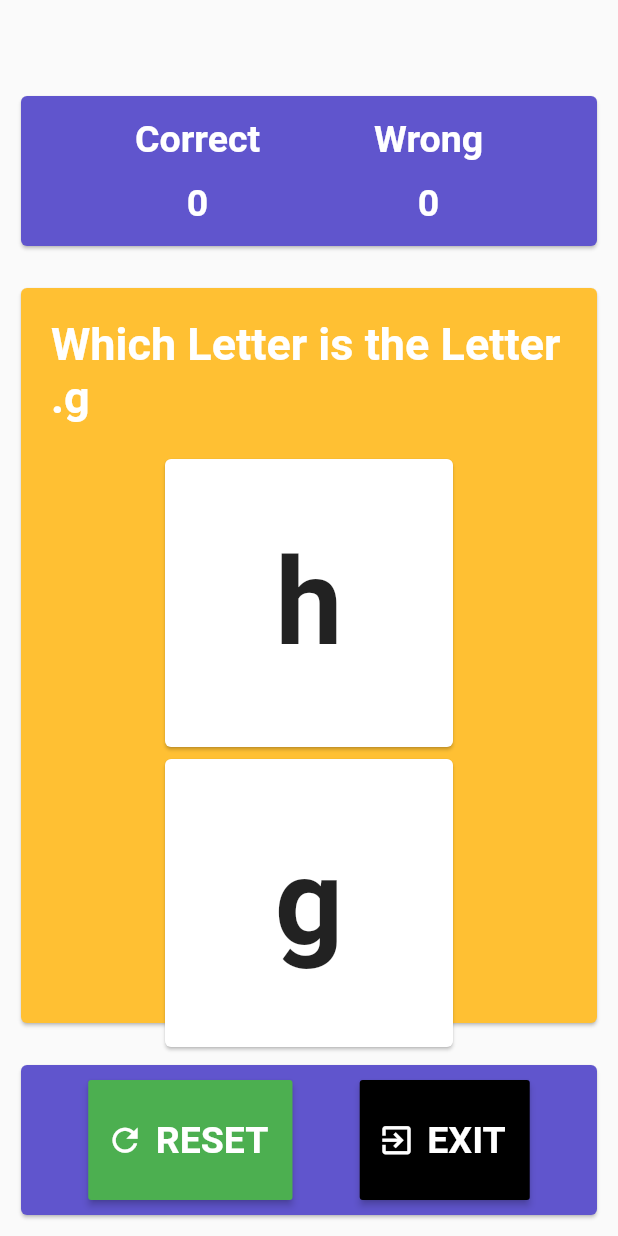
After one commit to achreffaidi/Alz, a Flutter app: the DoubleChoiceGame screen opened directly, after a tap on "Start", on a phone screen of 412 x 824 dp. The commit adds this screen. Run offline on Flutter 3.47's test engine with Material 2 defaults, Android fonts, the light colour scheme and no system bars; our stand-ins replace audioplayers, camera, carousel_pro, carousel_slider, flare_flutter, flutter_image_compress and 5 more; missing offline and left inert: firebase_ml_vision, flutter_camera_ml_vision, flutter_sms, flutter_text_to_speech, timeline_list; accounts and stored records are empty; network calls fail.

Commit message:
add DoubleChoiceGame

```diff
--- /dev/null
+++ b/lib/Game/DoubleChoiceGame/DoubleChoiceGame.dart
@@ -0,0 +1,300 @@
+import 'dart:collection';
+import 'dart:convert';
+
+import 'package:audioplayers/audioplayers.dart';
+import 'package:flutter/material.dart';
+import 'package:toast/toast.dart';
+
+import '../../Constant/Strings.dart';
+import '../../Constant/colors.dart';
+import 'LettersTest.dart';
+import 'Test.dart';
+import 'package:http/http.dart' as http;
+
+
+
+class DoubleChoiceGame extends StatefulWidget {
+  @override
+  _DoubleChoiceGameState createState() => _DoubleChoiceGameState();
+}
+
+class _DoubleChoiceGameState extends State<DoubleChoiceGame> {
+
+  static const int STATE_LOADING = 0 ;
+  static const int STATE_PLAYING = 1 ;
+  int score = 0  ;
+  int state = STATE_LOADING ;
+
+
+  List<Test> tests = new List() ;
+
+
+  Widget content = Container();
+  double CardHeight;
+  int current = 0;
+  int correct = 0, wrong = 0;
+  bool isPaying = false;
+
+  @override
+  void initState() {
+    _loadTests();
+    super.initState();
+  }
+
+
+  @override
+  Widget build(BuildContext context) {
+    CardHeight = MediaQuery.of(context).size.width * 0.8;
+    return Scaffold(
+      body: Container(
+        child: Column(
+          mainAxisSize: MainAxisSize.max,
+          children: <Widget>[
+            Container(
+              height: 50,
+            ),
+            getScoreBar(),
+            getBody(),
+            getFooter()
+          ],
+        ),
+      ),
+    );
+  }
+
+  Widget getBody() {
+    return Expanded(
+      child: Container(
+        margin: EdgeInsets.all(10),
+        width: MediaQuery.of(context).size.width,
+        child: Card(
+          color: c2,
+          child: content,
+        ),
+      ),
+    );
+  }
+
+  Widget getScoreBar() {
+    return Container(
+      margin: EdgeInsets.all(10),
+      child: Card(
+        color: c1,
+        child: Container(
+          height: 100,
+          child: Row(
+            mainAxisAlignment: MainAxisAlignment.spaceEvenly,
+            children: <Widget>[
+              Column(
+                mainAxisAlignment: MainAxisAlignment.spaceEvenly,
+                children: <Widget>[
+                  Text(
+                    "Correct",
+                    style: TextStyle(
+                        fontSize: 25,
+                        color: Colors.white,
+                        fontWeight: FontWeight.bold),
+                  ),
+                  Text(correct.toString(),
+                      style: TextStyle(
+                          fontSize: 25,
+                          color: Colors.white,
+                          fontWeight: FontWeight.bold))
+                ],
+              ),
+              Column(
+                mainAxisAlignment: MainAxisAlignment.spaceEvenly,
+                children: <Widget>[
+                  Text("Wrong",
+                      style: TextStyle(
+                          fontSize: 25,
+                          color: Colors.white,
+                          fontWeight: FontWeight.bold)),
+                  Text(wrong.toString(),
+                      style: TextStyle(
+                          fontSize: 25,
+                          color: Colors.white,
+                          fontWeight: FontWeight.bold))
+                ],
+              )
+            ],
+          ),
+        ),
+      ),
+    );
+  }
+
+  Widget getFooter() {
+    return Container(
+      margin: EdgeInsets.all(10),
+      child: Card(
+        color: c1,
+        child: Container(
+          height: 100,
+          width: MediaQuery.of(context).size.width,
+          child:  Center(
+            child: isPaying?  Row(
+              mainAxisAlignment: MainAxisAlignment.spaceEvenly,
+              children: <Widget>[
+                RaisedButton.icon(
+                  color: Colors.green,
+                  icon: Icon(
+                    Icons.refresh,
+                    color: Colors.white,
+                    size: 25,
+                  ),
+                  label: Container(
+                      height: 80,
+                      child: Center(
+                          child: Text("RESET",
+                              style: TextStyle(
+                                  fontSize: 25,
+                                  color: Colors.white,
+                                  fontWeight: FontWeight.bold)))),
+                  onPressed: () {
+                    setState(() {
+                      correct = 0;
+                      wrong = 0;
+                    });
+                    generateTest();
+                  },
+                ),
+                RaisedButton.icon(
+                  color: Colors.black,
+                  icon: Icon(
+                    Icons.exit_to_app,
+                    color: Colors.white,
+                    size: 25,
+                  ),
+                  label: Container(
+                      height: 80,
+                      child: Center(
+                          child: Text("EXIT",
+                              style: TextStyle(
+                                  fontSize: 25,
+                                  color: Colors.white,
+                                  fontWeight: FontWeight.bold)))),
+                  onPressed: () {
+                    Navigator.pop(context);
+                  },
+                ),
+              ],
+            ) :  RaisedButton.icon(
+              color: Colors.green,
+              icon: Icon(
+                Icons.play_arrow,
+                color: Colors.white,
+                size: 25,
+              ),
+              label: Container(
+                  height: 80,
+                  child: Center(
+                      child: Text("  Start  ",
+                          style: TextStyle(
+                              fontSize: 25,
+                              color: Colors.white,
+                              fontWeight: FontWeight.bold)))),
+              onPressed: () {
+                setState(() {
+                  isPaying = true ;
+                });
+                generateTest();
+              },
+            ),
+          ),
+        ),
+      ),
+    );
+  }
+
+
+  void _loadTests(){
+    tests.add(LettersTest(1,"a","b",context)) ;
+    tests.add(LettersTest(2,"c","d",context)) ;
+    tests.add(LettersTest(1,"e","f",context)) ;
+    tests.add(LettersTest(2,"h","g",context)) ;
+    tests.add(LettersTest(1,"a","b",context)) ;
+    tests.add(LettersTest(2,"c","d",context)) ;
+    tests.add(LettersTest(1,"e","f",context)) ;
+    tests.add(LettersTest(2,"h","g",context)) ;
+    tests.add(LettersTest(1,"a","b",context)) ;
+    tests.add(LettersTest(2,"c","d",context)) ;
+    tests.add(LettersTest(1,"e","f",context)) ;
+    tests.add(LettersTest(2,"h","g",context)) ;
+  }
+
+ void generateTest(){
+      Test x = tests.last ;
+      sayIt(x.question);
+      tests.removeLast() ;
+      content = Container(
+        height: 500,
+        child: Column(
+          children: <Widget>[
+            Container(
+              margin: EdgeInsets.all(20),
+              child: Text(x.question , style: TextStyle(fontWeight: FontWeight.bold, fontSize: 30 , color: Colors.white),),) ,
+            GestureDetector(child:
+              x.getFirstChoice(),
+            onTap: (){
+              commitAnswer(x.correct==1) ;
+            },) ,
+            GestureDetector(child:
+              x.getSecondChoice(),
+            onTap: (){
+              commitAnswer(x.correct==2) ;
+            },) ,
+          ],
+        ),
+
+      );
+      setState(() {
+
+      });
+ }
+
+
+ void commitAnswer(bool correct){
+    if(correct){
+      this.correct++ ;
+    }else{
+      this.wrong++ ;
+    }
+    Toast.show(correct?"True":"False", context );
+    generateTest();
+ }
+
+
+  void sayIt(String s)async{
+    var params = {
+      "text": s,
+    };
+
+    http.post(baseUrl+"speech" ,body: json.encode(params) , headers: {
+      "Content-Type":"application/json"
+    }).then((http.Response response){
+
+      print(response.statusCode);
+      print(response.headers);
+      if(response.headers.containsKey("voice")) play(response.headers["voice"]) ;
+      print("voice") ;
+    });
+
+  }
+  AudioPlayer audioPlayer ;
+
+  play(String url ) async {
+
+    print(url);
+    AudioPlayer.logEnabled = true;
+    audioPlayer = AudioPlayer();
+
+    int result = await audioPlayer.play(url);
+
+
+    if (result == 1) {
+      // success
+    }
+  }
+
+}
--- /dev/null
+++ b/lib/Game/DoubleChoiceGame/LettersTest.dart
@@ -0,0 +1,31 @@
+import 'package:flutter/material.dart';
+import 'package:flutter/src/widgets/framework.dart';
+
+import 'Test.dart';
+
+class LettersTest extends Test {
+  String l1,l2 ;
+  LettersTest(int answer , String v1 , String v2 , BuildContext context) :l1=v1,l2=v2, super(answer,context) {
+   firstChoice = generateAnswer(l1) ;
+   secondChoice = generateAnswer(l2) ;
+   generateAnswerString();
+  }
+
+  @override
+  Widget generateAnswer(value) {
+    Widget x ;
+    x = Center(child: Text(value , style: TextStyle(fontSize: 80 , fontWeight: FontWeight.bold),),);
+    return getBox(x);
+  }
+
+  @override
+  void generateAnswerString() {
+    if(correct==1)
+    question = "Which Letter is the Letter ."+ l1 ;
+    else
+    question = "Which Letter is the Letter ."+ l2 ;
+  }
+
+
+
+}
--- /dev/null
+++ b/lib/Game/DoubleChoiceGame/Test.dart
@@ -0,0 +1,45 @@
+import 'package:flutter/material.dart';
+import 'package:toast/toast.dart';
+
+abstract class Test{
+
+  Test(int s , BuildContext context){
+    this.context = context;
+    correct = s ;
+    _boxSize = 200 ;
+  }
+
+  BuildContext context ;
+  int correct ;
+  Widget firstChoice ;
+  Widget secondChoice ;
+  double _boxSize ;
+  String question ;
+
+
+  Widget getFirstChoice()=> firstChoice ;
+  Widget getSecondChoice()=> secondChoice ;
+
+  Widget generateAnswer(value) ;
+
+  void generateAnswerString();
+
+  void readQuestion(){
+    Toast.show(question, context) ;
+  }
+  Widget getBox(Widget body ){
+
+    return Container(
+      height: _boxSize,
+      width: _boxSize,
+      child : Card(
+        child: Container(
+          child: body,
+        ),
+      )
+    );
+
+  }
+
+
+}
--- a/lib/UI/HomeScreen.dart
+++ b/lib/UI/HomeScreen.dart
@@ -4,6 +4,7 @@ import 'package:alz/Api/memories.dart';
 import 'package:alz/Constant/Strings.dart';
 import 'package:alz/Constant/colors.dart';
 import 'package:alz/Constant/images.dart';
+import 'package:alz/Game/DoubleChoiceGame/DoubleChoiceGame.dart';
 import 'package:carousel_pro/carousel_pro.dart';
 import 'package:carousel_slider/carousel_slider.dart';
 import 'package:flutter/material.dart';
@@ -162,7 +163,7 @@ class _HomeScreenState extends State<HomeScreen> {
           GestureDetector(child: Container( child: getMenuItem(Image.asset("assets/storage.png",fit: BoxFit.fill,), height/3)) , onTap: (){
             Navigator.push(
               context,
-              MaterialPageRoute(builder: (context) => MemoryGame()),
+              MaterialPageRoute(builder: (context) => DoubleChoiceGame()),
             );
           },),
           GestureDetector(child: Container(child: getMenuItem(Image.asset("assets/contacts.png",fit: BoxFit.fill,), height/3)) , onTap: (){
```
